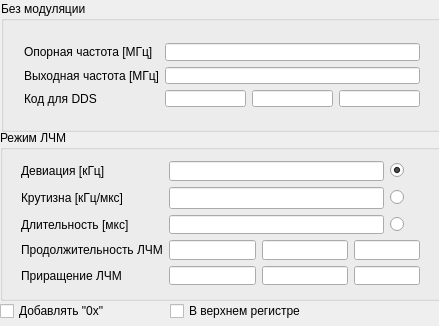
This is ddscalc.ui in kirra-cat/DDSCalc as Qt 5 draws it before an edit. The edited form follows.
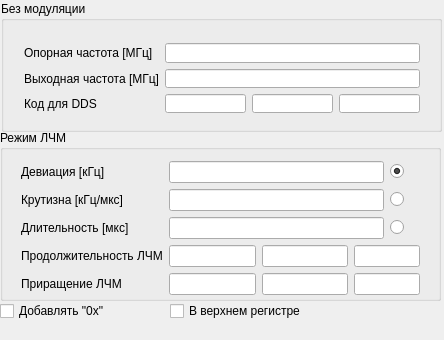
This is the edited form.

Patch:
```diff
--- a/ddscalc.ui
+++ b/ddscalc.ui
@@ -6,14 +6,20 @@
    <rect>
     <x>0</x>
     <y>0</y>
-    <width>439</width>
-    <height>326</height>
+    <width>444</width>
+    <height>340</height>
    </rect>
   </property>
   <property name="minimumSize">
    <size>
-    <width>390</width>
-    <height>300</height>
+    <width>444</width>
+    <height>340</height>
+   </size>
+  </property>
+  <property name="maximumSize">
+   <size>
+    <width>444</width>
+    <height>340</height>
    </size>
   </property>
   <property name="windowTitle">
@@ -38,13 +44,13 @@
     <property name="title">
      <string>Режим ЛЧМ</string>
     </property>
-    <widget class="QWidget" name="">
+    <widget class="QWidget" name="layoutWidget">
      <property name="geometry">
       <rect>
        <x>10</x>
        <y>20</y>
        <width>421</width>
-       <height>146</height>
+       <height>156</height>
       </rect>
      </property>
      <layout class="QGridLayout" name="gridLayout">
@@ -175,16 +181,22 @@
       <height>131</height>
      </rect>
     </property>
+    <property name="font">
+     <font>
+      <weight>50</weight>
+      <bold>false</bold>
+     </font>
+    </property>
     <property name="title">
      <string>Без модуляции</string>
     </property>
-    <widget class="QWidget" name="">
+    <widget class="QWidget" name="layoutWidget">
      <property name="geometry">
       <rect>
        <x>12</x>
        <y>31</y>
        <width>418</width>
-       <height>86</height>
+       <height>92</height>
       </rect>
      </property>
      <layout class="QGridLayout" name="gridLayout_2">
```
Left out of the diff: 20 changed lines with no effect on the pictures.
